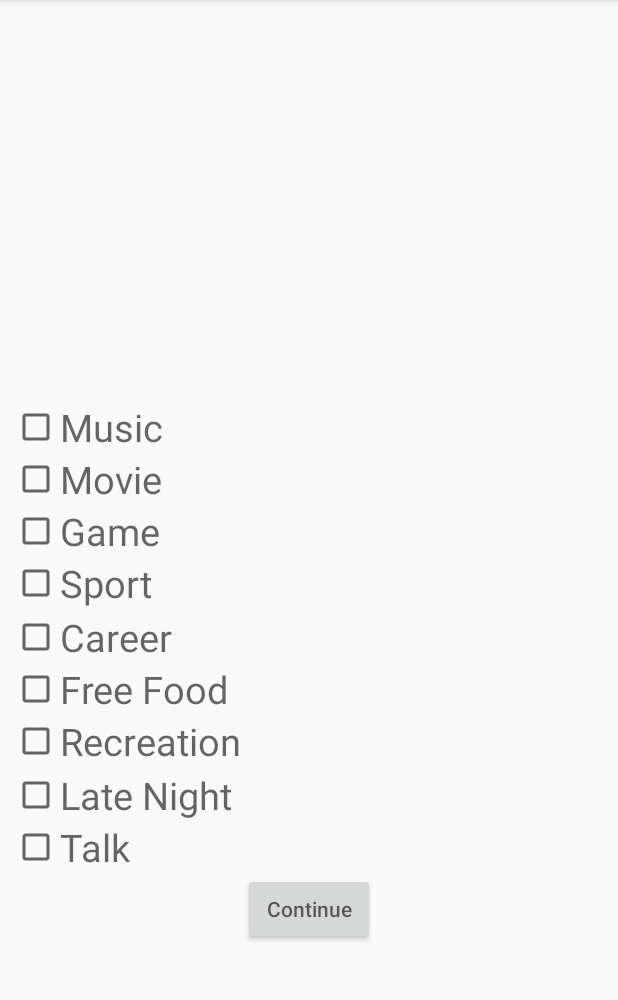
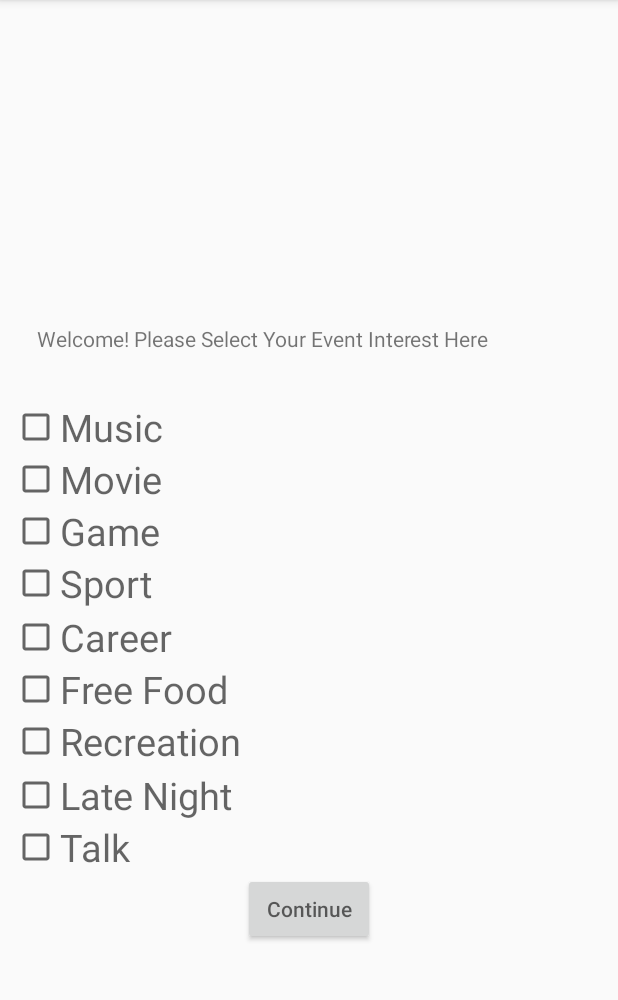
Before and after one commit to changyeli/UMNCalendar, an Android app: the UserInterest screen opened directly, with no data from a screen before it, on a phone screen of 412 x 824 dp, the part 84-1084 px from its top. Run offline under Robolectric (Android 15) with nearby library versions, the phone set to English and light mode, and no system bars; 1 statement that could not run was skipped.

Commit message:
slight changes

```diff
--- a/app/src/main/res/layout/activity_user_interest.xml
+++ b/app/src/main/res/layout/activity_user_interest.xml
@@ -148,4 +148,16 @@
         tools:layout_constraintLeft_creator="1"
         app:layout_constraintLeft_toLeftOf="parent"/>
 
+    <TextView
+        android:id="@+id/textView_welcome"
+        android:layout_width="363dp"
+        android:layout_height="42dp"
+        android:text="Welcome! Please Select Your Event Interest Here"
+        android:layout_marginBottom="9dp"
+        app:layout_constraintBottom_toTopOf="@+id/checkbox_music"
+        app:layout_constraintLeft_toLeftOf="parent"
+        app:layout_constraintRight_toRightOf="parent"
+        android:layout_marginLeft="8dp"
+        android:layout_marginRight="8dp"/>
+
 </android.support.constraint.ConstraintLayout>
```
